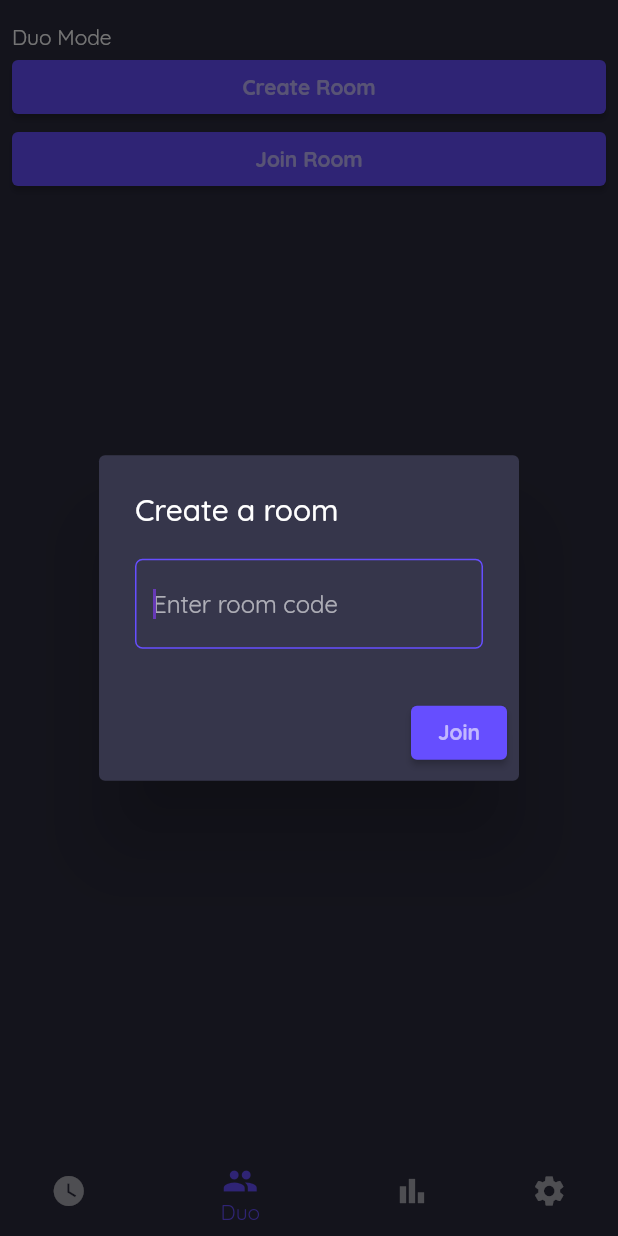
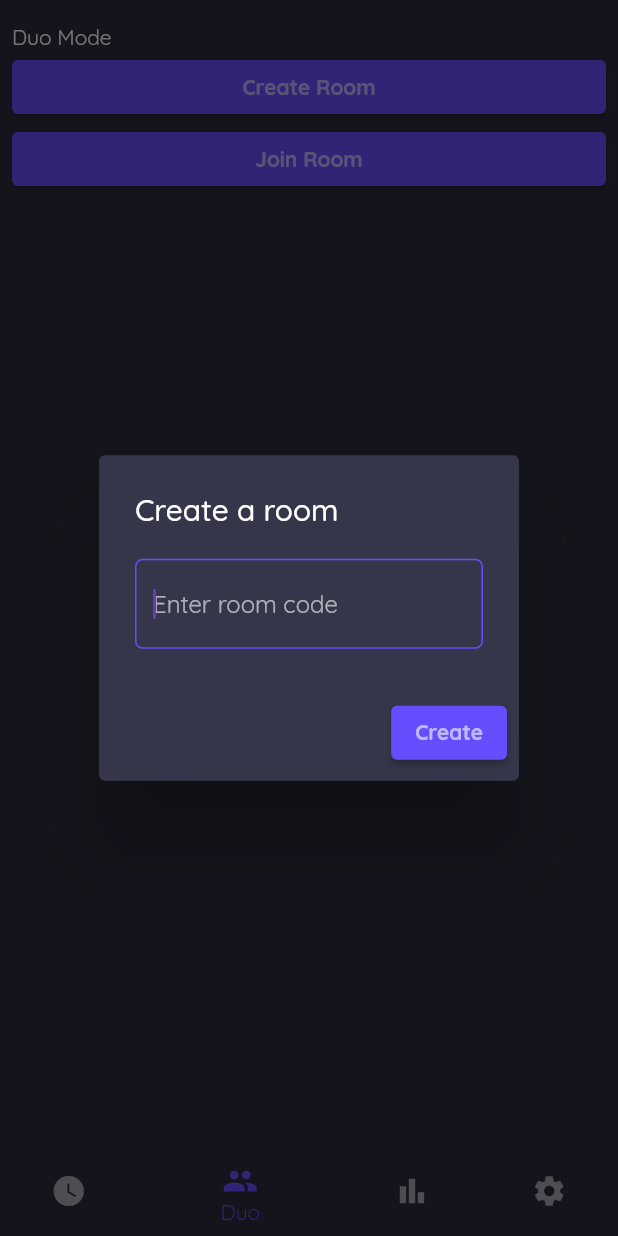
Before and after one commit to nandbyte/pomoduo, a Flutter app: the screen it shows after launch, item 2 of the bottom bar chosen, after a tap on "Create Room", on a phone screen of 412 x 824 dp. Run offline on Flutter 3.47's test engine with Material 2 defaults, Android fonts, the phone set to English and light mode, and no system bars; our stand-ins replace cloud_firestore, firebase_core; accounts and stored records are empty.

Commit message:
Create unique room - Completed

```diff
--- a/lib/models/room.dart
+++ b/lib/models/room.dart
@@ -1,17 +1,49 @@
 import 'package:cloud_firestore/cloud_firestore.dart';
-import 'package:intl/intl.dart';
+import 'package:firebase_core/firebase_core.dart';
+import 'package:flutter/material.dart';
 
 class Room {
   final String roomName;
-  int numberOfUsres;
+  int numberOfUsers;
   List<String> users;
   DateTime starstAt;
-  int timeDuration;
-  int breakDuration;
+  int focusDuration;
+  int shortBreakDuration;
+  int longBreakDuration;
   bool status;
 
   Room(
-      {@required this.roomName,
-      this.numberOfUsres = 0,
-      this.starstAt = DateTime.now().toString()});
+      {required this.roomName,
+      required this.numberOfUsers,
+      required this.users,
+      required this.starstAt,
+      required this.status,
+      required this.focusDuration,
+      required this.shortBreakDuration,
+      required this.longBreakDuration});
+
+  Map<String, dynamic> toMap() {
+    return {
+      'roomName': roomName,
+      'numberOfUsres': numberOfUsers,
+      'users': users,
+      'starstAt': starstAt,
+      'focusDuration': focusDuration,
+      'shortBreakDuration': shortBreakDuration,
+      'longBreakDuration': longBreakDuration,
+      'status': status == null ? false : status,
+    };
+  }
+
+  Future<bool> createRoom() async {
+    CollectionReference db = FirebaseFirestore.instance.collection("rooms");
+    var roomsWithSameName =
+        await db.where("roomName", isEqualTo: roomName).get();
+    if (roomsWithSameName.size > 0) {
+      return false;
+    } else {
+      await db.add(toMap());
+    }
+    return true;
+  }
 }
--- a/lib/pages/duo_page.dart
+++ b/lib/pages/duo_page.dart
@@ -1,4 +1,5 @@
 import 'package:flutter/material.dart';
+import 'package:pomoduo/models/room.dart';
 import 'package:pomoduo/utils/constants.dart';
 
 class DuoPage extends StatefulWidget {
@@ -25,6 +26,20 @@ class _DuoPageState extends State<DuoPage> {
 
   void _createRoom() async {
     final roomId = await _createRoomDialog();
+    DateTime date = new DateTime.now().toLocal();
+
+    Room room = new Room(
+        roomName: roomId.toString(),
+        numberOfUsers: 0,
+        users: [],
+        starstAt: date,
+        status: false,
+        focusDuration: 60,
+        shortBreakDuration: 10,
+        longBreakDuration: 25);
+
+    bool res = await room.createRoom();
+    print(res);
   }
 
   void _joinRoom() async {
@@ -98,9 +113,9 @@ class _DuoPageState extends State<DuoPage> {
                 foregroundColor:
                     MaterialStateProperty.all<Color>(Colors.white60),
               ),
-              onPressed: _createRoom,
+              onPressed: _enterRoomId,
               child: const Text(
-                "Join",
+                "Create",
                 style: TextStyle(fontWeight: FontWeight.bold),
               ),
             ),
```
